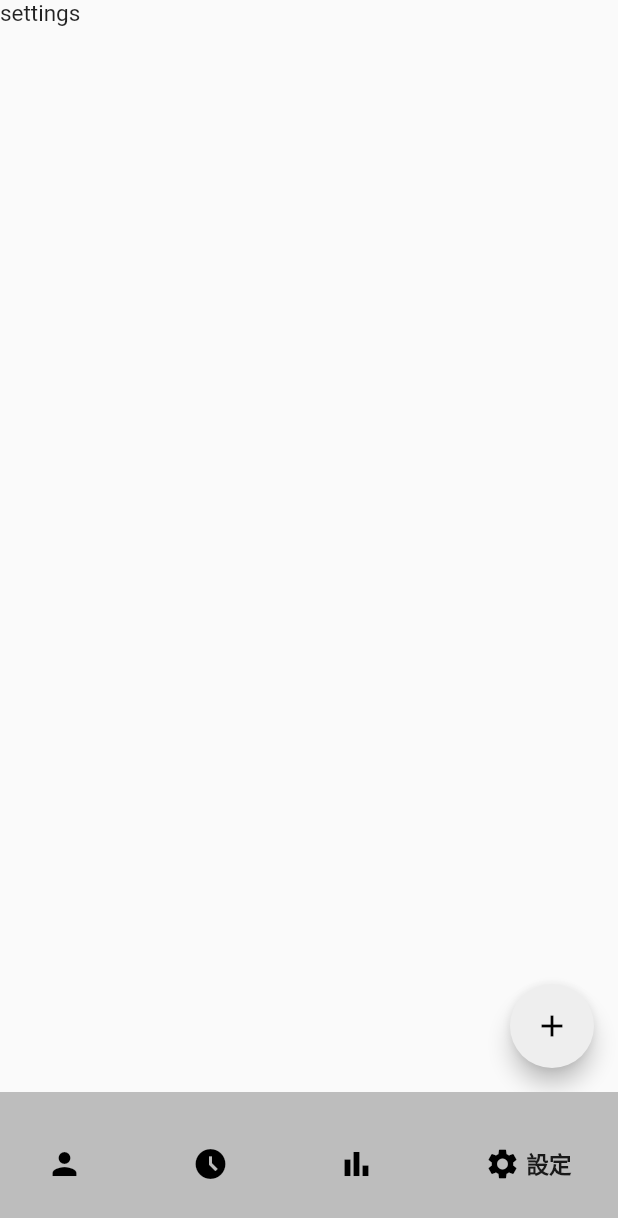
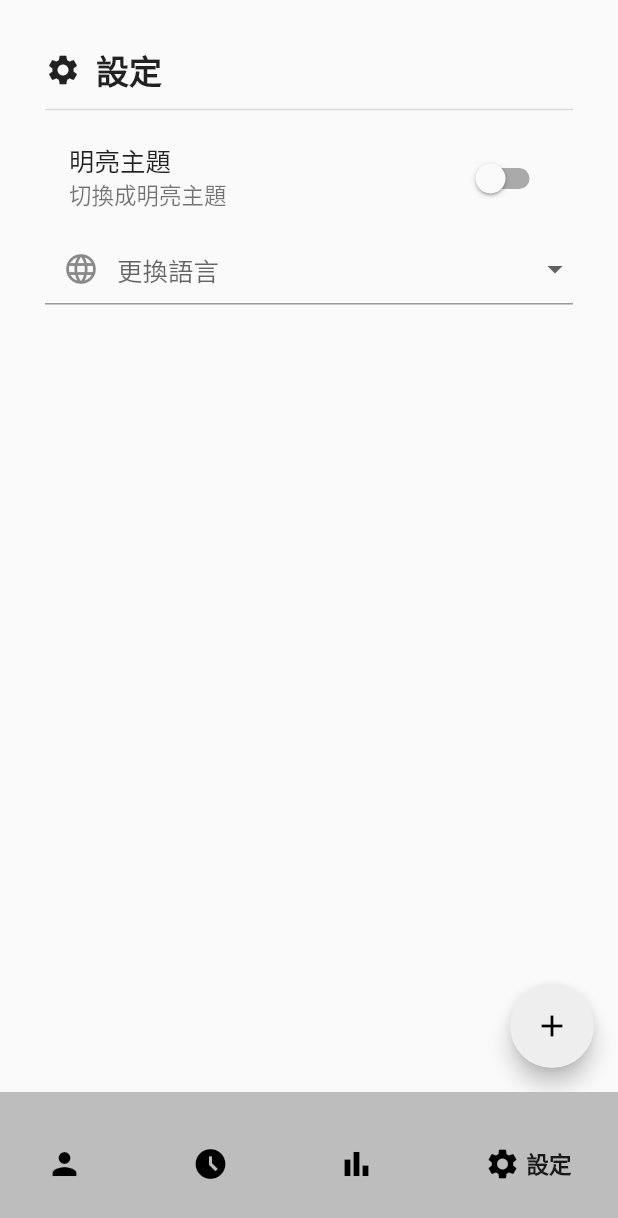
Before and after one commit to Chenyuting0916/Level, a Flutter app: the screen it shows after launch, item 4 of the bottom bar chosen, after a tap on the "add" icon, on a phone screen of 412 x 824 dp. Shown: the top 1218 px of the screen. Run offline on Flutter 3.47's test engine with Material 2 defaults, Android fonts, the phone set to English and light mode, and no system bars; drawn by our look-alikes of google_nav_bar; our stand-ins replace localization.

Commit message:
change languages and setting pages

```diff
--- /dev/null
+++ b/lib/classes/language.dart
@@ -0,0 +1,22 @@
+import 'package:flutter/material.dart';
+
+class Language {
+  static final all = [
+    const Locale('en'),
+    const Locale('zh'),
+    const Locale('ja'),
+  ];
+
+  static getLocaleName(String languageCode) {
+    switch (languageCode) {
+      case 'zh':
+        return "繁體中文";
+      case 'en':
+        return "English";
+      case 'ja':
+        return "日本語";
+      default:
+        return "繁體中文";
+    }
+  }
+}
--- a/lib/i18n/en_US.json
+++ b/lib/i18n/en_US.json
@@ -2,5 +2,8 @@
     "Profile": "Profile",
     "Focus": "Focus",
     "Rank": "Rank",
-    "Settings": "Settings"
+    "Settings": "Settings",
+    "LightTheme":"Light Theme",
+    "ChangeLightThemeDescription":"Change to Light Theme",
+    "ChangeLanguage":"Change Language"
 }
--- /dev/null
+++ b/lib/i18n/ja_JA.json
@@ -0,0 +1,9 @@
+{
+    "Profile": "ステータス",
+    "Focus": "集中",
+    "Rank": "ランク",
+    "Settings": "設定",
+    "LightTheme":"ライトテーマ",
+    "ChangeLightThemeDescription":"ライトテーマに変換する",
+    "ChangeLanguage":"他の言語に変更する"
+}
--- a/lib/i18n/jp_JP.json
+++ /dev/null
@@ -1,4 +0,0 @@
-{
-    "test": "test",
-    "test2": "22222"
-}
--- a/lib/i18n/zh_TW.json
+++ b/lib/i18n/zh_TW.json
@@ -2,5 +2,8 @@
     "Profile": "狀態欄",
     "Focus": "專注",
     "Rank": "排行榜",
-    "Settings": "設定"
+    "Settings": "設定",
+    "LightTheme":"明亮主題",
+    "ChangeLightThemeDescription":"切換成明亮主題",
+    "ChangeLanguage":"更換語言"
 }
--- a/lib/main.dart
+++ b/lib/main.dart
@@ -1,13 +1,21 @@
 import 'package:flutter/material.dart';
 import 'package:flutter_localizations/flutter_localizations.dart';
 import 'package:level/pages/home_page.dart';
+import 'package:level/providers/locale_provider.dart';
 import 'package:level/theme/theme_provider.dart';
 import 'package:localization/localization.dart';
 import 'package:provider/provider.dart';
 
 void main() {
-  runApp(ChangeNotifierProvider(
-    create: (context) => ThemeProvider(),
+  runApp(MultiProvider(
+    providers: [
+      ChangeNotifierProvider(
+        create: (context) => ThemeProvider(),
+      ),
+      ChangeNotifierProvider(
+        create: (context) => LocaleProvider(),
+      ),
+    ],
     child: const MyApp(),
   ));
 }
@@ -22,7 +30,7 @@ class MyApp extends StatelessWidget {
       supportedLocales: const [
         Locale('en', 'US'),
         Locale('zh', 'TW'),
-        Locale('jp', 'JP'),
+        Locale('ja', 'JA'),
       ],
       localizationsDelegates: [
         GlobalMaterialLocalizations.delegate,
@@ -30,7 +38,7 @@ class MyApp extends StatelessWidget {
         GlobalCupertinoLocalizations.delegate,
         LocalJsonLocalization.delegate,
       ],
-      locale: const Locale('zn','TW'),
+      locale: Provider.of<LocaleProvider>(context).locale,
       debugShowCheckedModeBanner: false,
       home: const HomePage(),
       theme: Provider.of<ThemeProvider>(context).themeData,
--- a/lib/pages/settings_page.dart
+++ b/lib/pages/settings_page.dart
@@ -1,20 +1,99 @@
 import 'package:flutter/material.dart';
+import 'package:level/classes/language.dart';
+import 'package:level/providers/locale_provider.dart';
 import 'package:level/theme/theme_provider.dart';
+import 'package:localization/localization.dart';
 import 'package:provider/provider.dart';
 
-class SettingsPage extends StatelessWidget {
+class SettingsPage extends StatefulWidget {
   const SettingsPage({super.key});
+
+  @override
+  State<SettingsPage> createState() => _SettingsPageState();
+}
+
+class _SettingsPageState extends State<SettingsPage> {
+  bool _isLightMode = false;
 
   @override
   Widget build(BuildContext context) {
     return Scaffold(
-      body: const Text('settings'),
-       floatingActionButton: FloatingActionButton(
-          onPressed: (){
-            Provider.of<ThemeProvider>(context, listen: false).toggleTheme();
-          },
-          child: const Icon(Icons.add),
+      body: Container(
+        padding: const EdgeInsets.only(left: 30, right: 30, top: 30),
+        child: ListView(
+          children: [
+            Row(
+              children: [
+                const Icon(Icons.settings),
+                const SizedBox(width: 10),
+                Text(
+                  "Settings".i18n(),
+                  style: const TextStyle(
+                      fontSize: 22, fontWeight: FontWeight.bold),
+                )
+              ],
+            ),
+            const Divider(
+              height: 20,
+              thickness: 1,
+            ),
+            SwitchListTile.adaptive(
+              value: _isLightMode,
+              onChanged: (newValue) async {
+                _isLightMode = !_isLightMode;
+                Provider.of<ThemeProvider>(context, listen: false)
+                    .toggleTheme();
+              },
+              title: Text(
+                'LightTheme'.i18n(),
+              ),
+              subtitle: Text(
+                'ChangeLightThemeDescription'.i18n(),
+              ),
+
+              // tileColor: FlutterFlowTheme.of(context).secondaryBackground,
+              activeColor: Theme.of(context).colorScheme.secondary,
+              activeTrackColor: Theme.of(context).colorScheme.primary,
+            ),
+            DropdownButtonFormField<Locale>(
+              decoration: const InputDecoration(
+                prefixIcon: Icon(Icons.language),
+              ),
+              hint: Text('ChangeLanguage'.i18n()),
+              items: Language.all.map(
+                (locale) {
+                  final name = Language.getLocaleName(locale.languageCode);
+
+                  return DropdownMenuItem(
+                    value: locale,
+                    onTap: () {
+                      final provider =
+                          Provider.of<LocaleProvider>(context, listen: false);
+
+                      provider.setLocale(locale);
+                    },
+                    child: Text(
+                      name,
+                    ),
+                  );
+                },
+              ).toList(),
+              onChanged: (Locale? local) {
+                if (local != null) {
+                  Provider.of<LocaleProvider>(context, listen: false)
+                      .setLocale(local);
+                }
+              },
+            ),
+          ],
         ),
+      ),
+      floatingActionButton: FloatingActionButton(
+        onPressed: () {
+          Provider.of<ThemeProvider>(context, listen: false).toggleTheme();
+        },
+        child: const Icon(Icons.add),
+      ),
     );
   }
 }
--- /dev/null
+++ b/lib/providers/locale_provider.dart
@@ -0,0 +1,21 @@
+import 'package:flutter/material.dart';
+import 'package:level/classes/language.dart';
+
+class LocaleProvider with ChangeNotifier {
+  Locale? _locale;
+  Locale defaultLocale = const Locale('zh');
+
+  Locale get locale => _locale ?? defaultLocale;
+
+  void setLocale(Locale locale) {
+    if (!Language.all.contains(locale)) return;
+
+    _locale = locale;
+    notifyListeners();
+  }
+
+  void clearLocale() {
+    _locale = null;
+    notifyListeners();
+  }
+}
--- a/pubspec.yaml
+++ b/pubspec.yaml
@@ -39,6 +39,7 @@ dependencies:
   flutter_localizations:
     sdk: flutter
   localization: ^2.1.0
+  shared_preferences: ^2.2.2
 
 dev_dependencies:
   flutter_test:
```
Also changed, not shown: pubspec.lock, 1 other file.
